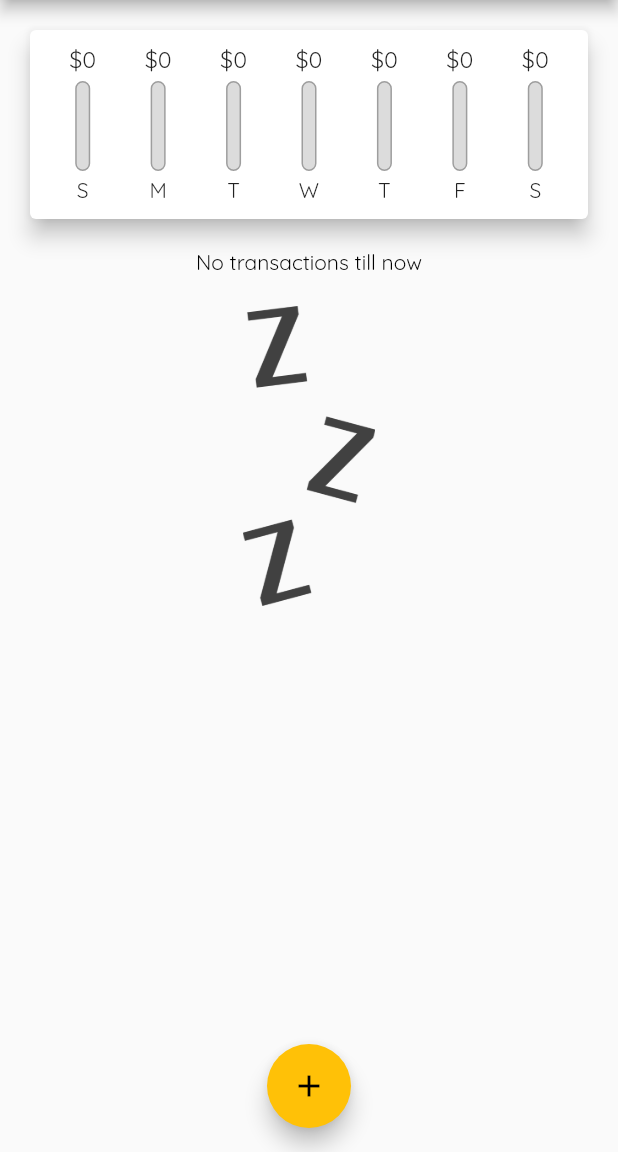
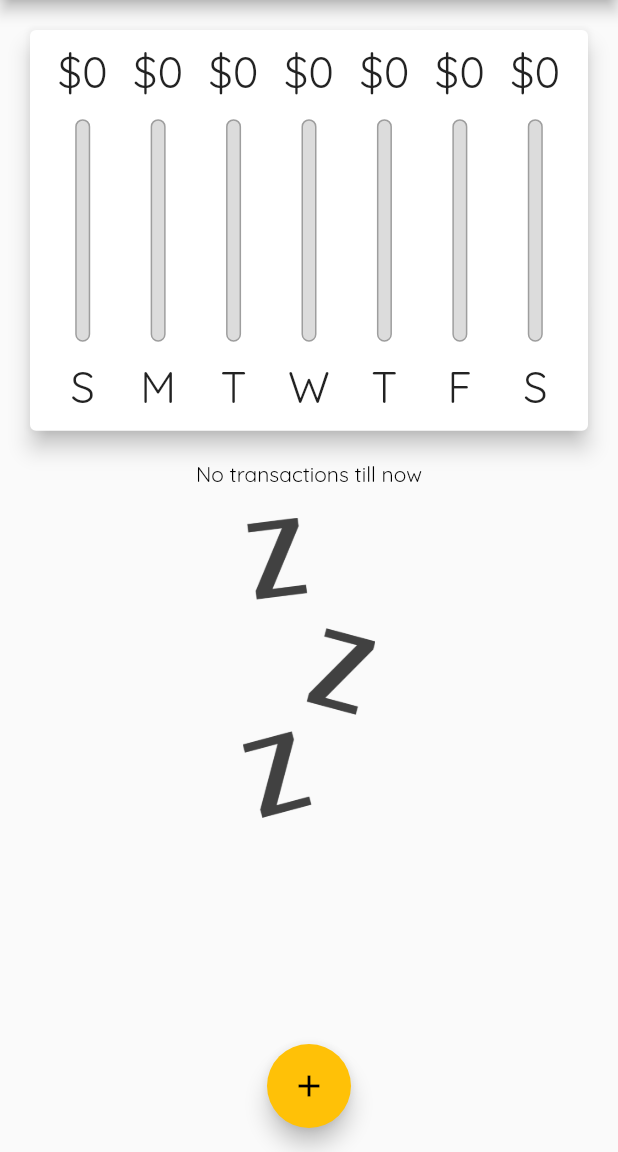
Before and after one commit to Abhinav1190P/flutte_money_keeper, a Flutter app: the screen it shows after launch, on a phone screen of 412 x 824 dp, the part 84-1236 px from its top. Run offline on Flutter 3.47's test engine with Material 2 defaults, Android fonts, the phone set to English and light mode, and no system bars.

Commit message:
responsiveness

```diff
--- a/lib/main.dart
+++ b/lib/main.dart
@@ -88,8 +88,7 @@ class _MyHomePageState extends State<MyHomePage> {
 
   @override
   Widget build(BuildContext context) {
-    return Scaffold(
-      appBar: AppBar(
+    final appBar = AppBar(
       title: Text(
         'Flutter App',
         style: TextStyle(fontFamily: 'OpenSans', fontWeight: FontWeight.bold),
@@ -100,14 +99,27 @@ class _MyHomePageState extends State<MyHomePage> {
           icon: Icon(Icons.add),
         )
       ],
-      ),
+    );
+
+    return Scaffold(
+      appBar: appBar,
       body: SingleChildScrollView(
         child: Column(
           mainAxisAlignment: MainAxisAlignment.start,
           crossAxisAlignment: CrossAxisAlignment.stretch,
           children: <Widget>[
-            Chart(_recentTransaction!),
-            TransactionList(_userTransaction, _deleteTransaction)
+            Container(
+              height: (MediaQuery.of(context).size.height -
+                      appBar.preferredSize.height) *
+                  0.4,
+              child: Chart(_recentTransaction!),
+            ),
+            Container(
+              height: (MediaQuery.of(context).size.height -
+                      appBar.preferredSize.height) *
+                  0.6,
+              child: TransactionList(_userTransaction, _deleteTransaction),
+            )
           ],
         ),
       ),
--- a/lib/widgets/chart_bar.dart
+++ b/lib/widgets/chart_bar.dart
@@ -9,19 +9,20 @@ class ChartBar extends StatelessWidget {
 
   @override
   Widget build(BuildContext context) {
+    return LayoutBuilder(builder: (ctx, constraints) {
       return Column(
         children: <Widget>[
           Container(
-          height: 20,
+            height: constraints.maxHeight * 0.15,
             child: FittedBox(
               child: Text('\$${spendingAmount.toStringAsFixed(0)}'),
             ),
           ),
           SizedBox(
-          height: 4,
+            height: constraints.maxHeight * 0.05,
           ),
           Container(
-          height: 60,
+            height: constraints.maxHeight * 0.6,
             width: 10,
             child: Stack(
               children: <Widget>[
@@ -44,10 +45,15 @@ class ChartBar extends StatelessWidget {
             ),
           ),
           SizedBox(
-          height: 4,
+            height: constraints.maxHeight * 0.05,
           ),
-        Text(label)
+          Container(
+              height: constraints.maxHeight * 0.15,
+              child: FittedBox(
+                child: Text(label),
+              )),
         ],
       );
+    });
   }
 }
--- a/lib/widgets/transaction_list.dart
+++ b/lib/widgets/transaction_list.dart
@@ -10,9 +10,7 @@ class TransactionList extends StatelessWidget {
 
   @override
   Widget build(BuildContext context) {
-    return Container(
-      height: 700,
-      child: transactions.isEmpty
+    return transactions.isEmpty
         ? Column(
             children: [
               Text(
@@ -58,7 +56,6 @@ class TransactionList extends StatelessWidget {
                   ));
             },
             itemCount: transactions.length,
-            ),
           );
   }
 }
```
Lines whose indentation alone changed are shown as unchanged.
